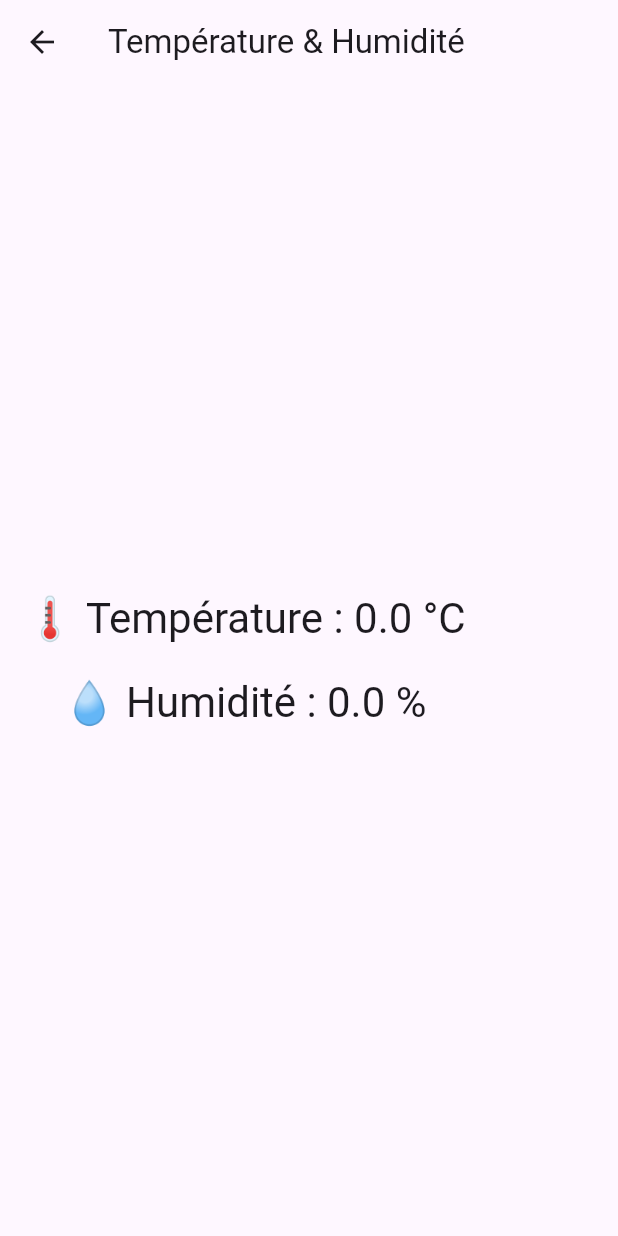
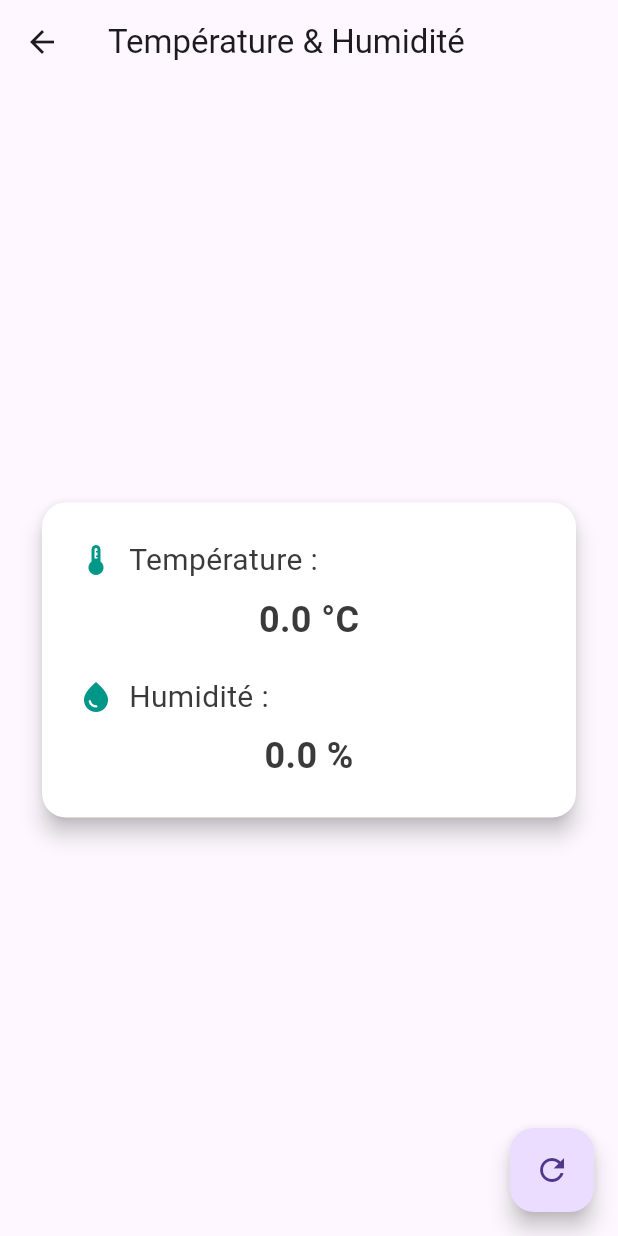
Before and after one commit to haade-administrator/haade_panel_s504, a Flutter app: the screen it shows after launch, after a tap on "Température & Humidité", on a phone screen of 412 x 824 dp. Run offline on Flutter 3.47's test engine with Material 3 defaults, Android fonts, the phone set to English and light mode, and no system bars; our stand-ins replace flutter_colorpicker, shared_preferences; missing offline and left inert: mqtt_client; statements that could not run were skipped.

Commit message:
update style

```diff
--- a/lib/pages/sensor_reader_page.dart
+++ b/lib/pages/sensor_reader_page.dart
@@ -55,44 +55,45 @@ void _setupSensorChannel() {
 void _publishDiscoveryConfigs() {
 final tempConfig = '''
 {
-  "name": "Temperature SMT101",
-  "unique_id": "smt101_temp",
+  "name": "SMT101 Temperature",
+  "unique_id": "smt101_temperature",
+  "state_topic": "SMT101/sensor/temperature",
+  "availability_topic": "SMT101/availability",
   "device_class": "temperature",
   "unit_of_measurement": "°C",
-  "state_topic": "SMT101/sensor/temperature",
-  "availability_topic": "SMT101/availability",
   "payload_available": "online",
   "payload_not_available": "offline",
   "device": {
-    "identifiers": ["smt101_0x12"],
+    "identifiers": ["smt101"],
+    "name": "SMT 1016",
     "manufacturer": "ELC",
-    "model": "SMT 101",
-    "name": "SMT 101"
+    "model": "SMT 1018"
   }
 }
 ''';
 
 final humConfig = '''
 {
-  "name": "Humidity SMT101",
+  "name": "SMT101 Humidity",
   "unique_id": "smt101_humidity",
+  "state_topic": "SMT101/sensor/humidity",
+  "availability_topic": "SMT101/availability",
   "device_class": "humidity",
   "unit_of_measurement": "%",
-  "state_topic": "SMT101/sensor/humidity",
-  "availability_topic": "SMT101/availability",
   "payload_available": "online",
   "payload_not_available": "offline",
   "device": {
-    "identifiers": ["elc_smt101"],
+    "identifiers": ["smt101"],
+    "name": "SMT 1016",
     "manufacturer": "ELC",
-    "model": "SMT 101",
-    "name": "SMT 101"
+    "model": "SMT 1018"
   }
 }
 ''';
 
-  MQTTService.instance.publish('homeassistant/sensor/elc_smt101/temperature/config', tempConfig, retain: true);
-  MQTTService.instance.publish('homeassistant/sensor/elc_smt101/humidity/config', humConfig, retain: true);
+MQTTService.instance.publish('homeassistant/sensor/smt101_temperature/config', tempConfig, retain: true);
+MQTTService.instance.publish('homeassistant/sensor/smt101_humidity/config', humConfig, retain: true);
+
 
   // Une seule publication pour l'état de disponibilité
   MQTTService.instance.publish('SMT101/availability', 'online', retain: true);
@@ -150,25 +151,79 @@ Future<void> _readSensors() async {
     return Scaffold(
       appBar: AppBar(title: const Text("Température & Humidité")),
       body: Padding(
-        padding: const EdgeInsets.all(16),
+      padding: const EdgeInsets.all(24.0),
       child: Column(
         mainAxisAlignment: MainAxisAlignment.center,
         children: [
           if (_isLoading)
             const CircularProgressIndicator()
-            else ...[
+          else
+            Card(
+              color: const Color.fromARGB(255, 255, 255, 255),
+              elevation: 6,
+              shape: RoundedRectangleBorder(
+                borderRadius: BorderRadius.circular(16),
+              ),
+              child: Padding(
+                padding: const EdgeInsets.all(24.0),
+                child: Column(
+                  children: [
+                    Row(
+                      children: const [
+                        Icon(Icons.thermostat, color: Colors.teal),
+                        SizedBox(width: 10),
                         Text(
-                "🌡 Température : ${_temperature.toStringAsFixed(1)} °C",
-                style: Theme.of(context).textTheme.headlineMedium,
+                          'Température :',
+                          style: TextStyle(
+                            fontSize: 20,
+                            color: Color.fromARGB(255, 58, 58, 58),
+                          ),
+                        ),
+                      ],
+                    ),
+                    const SizedBox(height: 8),
+                    Text(
+                      "${_temperature.toStringAsFixed(1)} °C",
+                      style: const TextStyle(
+                        fontSize: 24,
+                        fontWeight: FontWeight.bold,
+                        color: Color.fromARGB(255, 58, 58, 58),
+                      ),
                     ),
                     const SizedBox(height: 20),
+                    Row(
+                      children: const [
+                        Icon(Icons.water_drop, color: Colors.teal),
+                        SizedBox(width: 10),
                         Text(
-                "💧 Humidité : ${_humidity.toStringAsFixed(1)} %",
-                style: Theme.of(context).textTheme.headlineMedium,
+                          'Humidité :',
+                          style: TextStyle(
+                            fontSize: 20,
+                            color: Color.fromARGB(255, 58, 58, 58),
+                          ),
                         ),
                       ],
+                    ),
+                    const SizedBox(height: 8),
+                    Text(
+                      "${_humidity.toStringAsFixed(1)} %",
+                      style: const TextStyle(
+                        fontSize: 24,
+                        fontWeight: FontWeight.bold,
+                        color: Color.fromARGB(255, 58, 58, 58),
+                      ),
+                    ),
                   ],
                 ),
+              ),
+            ),
+        ],
+      ),
+    ),
+
+      floatingActionButton: FloatingActionButton(
+        onPressed: _readSensors,
+        child: const Icon(Icons.refresh),
       ),
     );
   }
```
Lines whose indentation alone changed are shown as unchanged.
